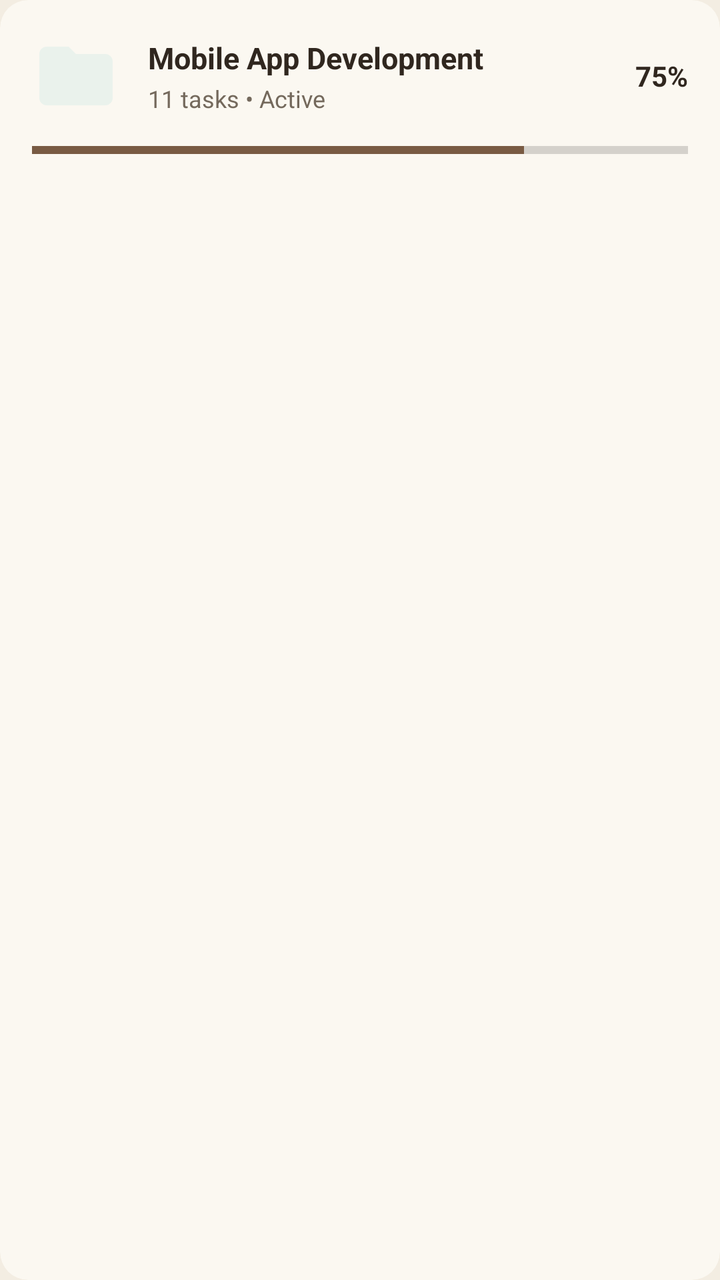
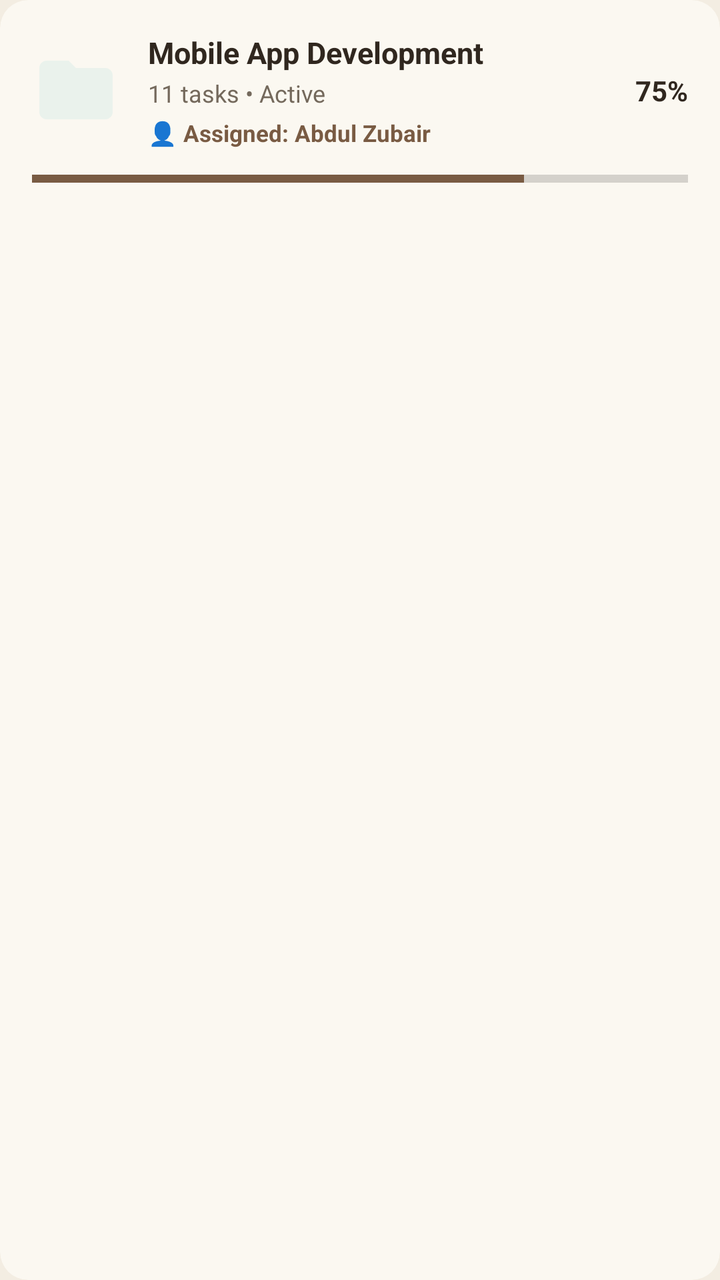

Screens rendered from an Android XML layout before and after an edit, with the pre-edit source and the edit as a unified diff.
<!-- AndroidManifest.xml: application theme Theme.ProjectFlow -->
<!-- res/layout/item_project.xml -->
<?xml version="1.0" encoding="utf-8"?>
<androidx.cardview.widget.CardView xmlns:android="http://schemas.android.com/apk/res/android"
    xmlns:app="http://schemas.android.com/apk/res-auto"
    android:layout_width="match_parent"
    android:layout_height="wrap_content"
    android:layout_marginBottom="12dp"
    app:cardBackgroundColor="@color/chalk_white"
    app:cardCornerRadius="14dp"
    app:cardElevation="0dp">

    <LinearLayout
        android:layout_width="match_parent"
        android:layout_height="wrap_content"
        android:orientation="vertical"
        android:padding="16dp">

        <RelativeLayout
            android:layout_width="match_parent"
            android:layout_height="wrap_content">

            
            <FrameLayout
                android:id="@+id/iconContainer"
                android:layout_width="44dp"
                android:layout_height="44dp"
                android:layout_alignParentStart="true"
                android:layout_centerVertical="true"
                android:background="@drawable/ic_projects"
                android:backgroundTint="@color/status_green_light" />

            
            <LinearLayout
                android:layout_width="match_parent"
                android:layout_height="wrap_content"
                android:layout_centerVertical="true"
                android:layout_marginStart="14dp"
                android:layout_toStartOf="@+id/tvProgressPercent"
                android:layout_toEndOf="@id/iconContainer"
                android:orientation="vertical">

                <TextView
                    android:id="@+id/tvProjectName"
                    android:layout_width="wrap_content"
                    android:layout_height="wrap_content"
                    android:text="Mobile App Development"
                    android:textColor="@color/charcoal"
                    android:textSize="15sp"
                    android:textStyle="bold" />

                <TextView
                    android:id="@+id/tvProjectMeta"
                    android:layout_width="wrap_content"
                    android:layout_height="wrap_content"
                    android:layout_marginTop="2dp"
                    android:text="11 tasks • Active"
                    android:textColor="@color/stone_grey"
                    android:textSize="12sp" />
            </LinearLayout>

            
            <TextView
                android:id="@+id/tvProgressPercent"
                android:layout_width="wrap_content"
                android:layout_height="wrap_content"
                android:layout_alignParentEnd="true"
                android:layout_centerVertical="true"
                android:text="75%"
                android:textColor="@color/charcoal"
                android:textSize="14sp"
                android:textStyle="bold" />
        </RelativeLayout>

        
        <ProgressBar
            android:id="@+id/pbProjectProgress"
            style="?android:attr/progressBarStyleHorizontal"
            android:layout_width="match_parent"
            android:layout_height="6dp"
            android:layout_marginTop="12dp"
            android:progress="75"
            android:progressTint="@color/deep_sage" />

    </LinearLayout>

</androidx.cardview.widget.CardView>
<!-- resources referenced by this layout -->
<resources>
  <color name="chalk_white">#FBF8F1</color>
  <color name="charcoal">#30271F</color>
  <color name="deep_sage">#795B43</color>
  <color name="status_green_light">#EAF2EC</color>
  <color name="stone_grey">#74695C</color>
  <!-- drawable ic_projects (drawable) -->
  <vector xmlns:android="http://schemas.android.com/apk/res/android"
      android:width="24dp"
      android:height="24dp"
      android:viewportWidth="24"
      android:viewportHeight="24">
    <path
        android:fillColor="@color/deep_sage"
        android:pathData="M10,4H4c-1.1,0 -1.99,0.9 -1.99,2L2,18c0,1.1 0.9,2 2,2h16c1.1,0 2,-0.9 2,-2V8c0,-1.1 -0.9,-2 -2,-2h-8l-2,-2z"/>
  </vector>
  <style name="Theme.ProjectFlow" parent="Theme.MaterialComponents.DayNight.NoActionBar">
          
          <item name="colorPrimary">@color/primary_earth</item>
          <item name="colorPrimaryVariant">@color/deep_earth</item>
          <item name="colorOnPrimary">@color/earth_raised</item>
  
          
          <item name="colorSecondary">@color/muted_clay</item>
          <item name="colorSecondaryVariant">@color/secondary_sand</item>
          <item name="colorOnSecondary">@color/text_main</item>
  
          
          <item name="colorPrimaryDark">#F4F2E9</item>
          <item name="android:windowDrawsSystemBarBackgrounds">true</item>
          <item name="android:statusBarColor">#F4F2E9</item>
          <item name="android:windowLightStatusBar">true</item>
  
          
          <item name="android:windowBackground">@color/earth_bg</item>
          <item name="colorSurface">@color/earth_surface</item>
          <item name="colorOnSurface">@color/text_main</item>
      </style>
  <color name="primary_earth">#795B43</color>
  <color name="deep_earth">#493628</color>
  <color name="earth_raised">#FFFDF8</color>
  <color name="muted_clay">#B69A78</color>
  <color name="secondary_sand">#D9C9B2</color>
  <color name="text_main">#30271F</color>
  <color name="earth_bg">#F3EDE2</color>
  <color name="earth_surface">#FBF8F1</color>
</resources>

<!-- the commit's change to res/layout/item_project.xml (unified diff, before → after) -->
@@ -55,6 +55,16 @@
                     android:text="11 tasks • Active"
                     android:textColor="@color/stone_grey"
                     android:textSize="12sp" />
+
+                <TextView
+                    android:id="@+id/tvProjectAssignee"
+                    android:layout_width="wrap_content"
+                    android:layout_height="wrap_content"
+                    android:layout_marginTop="4dp"
+                    android:text="👤 Assigned: Abdul Zubair"
+                    android:textColor="@color/deep_sage"
+                    android:textSize="11.5sp"
+                    android:textStyle="bold" />
             </LinearLayout>
 
             
